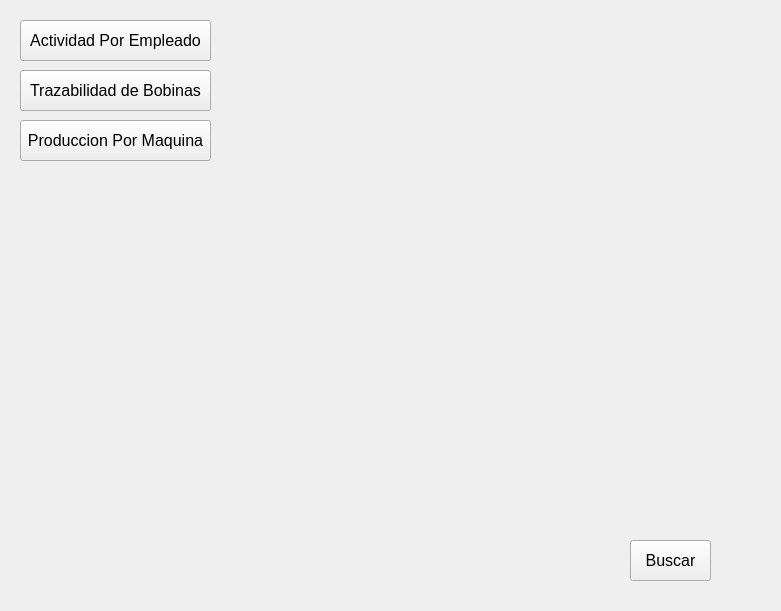
Qt form Bolsaco/Admin.ui (maurocipo/Bolsaco) before a commit.
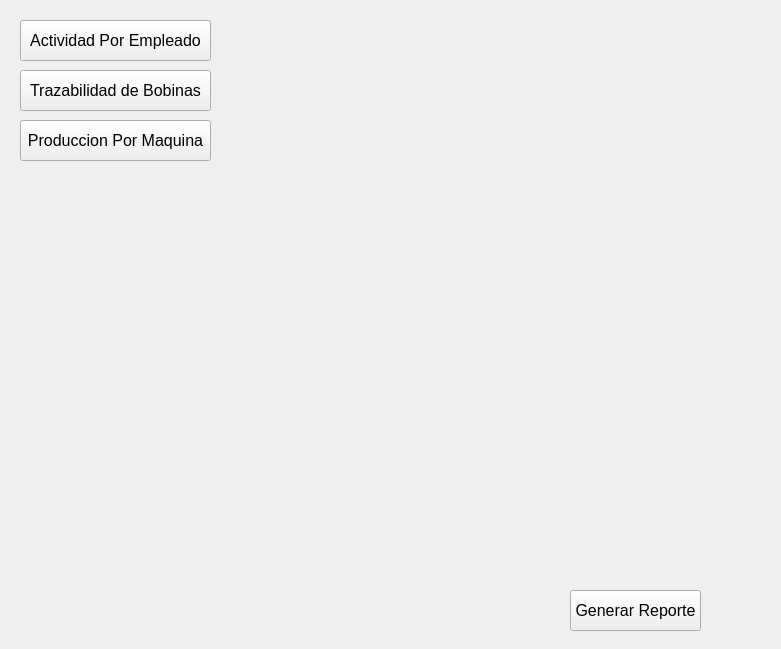
The same form after that commit.

Patch:
```diff
--- a/Bolsaco/Admin.ui
+++ b/Bolsaco/Admin.ui
@@ -7,7 +7,7 @@
     <x>0</x>
     <y>0</y>
     <width>781</width>
-    <height>611</height>
+    <height>649</height>
    </rect>
   </property>
   <property name="windowTitle">
@@ -71,21 +71,24 @@
    </property>
   </widget>
   <widget class="QWidget" name="widgetAvailableOptions" native="true">
+   <property name="enabled">
+    <bool>true</bool>
+   </property>
    <property name="geometry">
     <rect>
      <x>10</x>
-     <y>200</y>
+     <y>180</y>
      <width>751</width>
-     <height>331</height>
+     <height>401</height>
     </rect>
    </property>
   </widget>
   <widget class="QPushButton" name="pushButton_Buscar">
    <property name="geometry">
     <rect>
-     <x>630</x>
-     <y>540</y>
-     <width>81</width>
+     <x>570</x>
+     <y>590</y>
+     <width>131</width>
      <height>41</height>
     </rect>
    </property>
@@ -95,7 +98,7 @@
     </font>
    </property>
    <property name="text">
-    <string>Buscar</string>
+    <string>Generar Reporte</string>
    </property>
   </widget>
  </widget>
```
Left out of the diff: 2 changed lines with no effect on the pictures.
